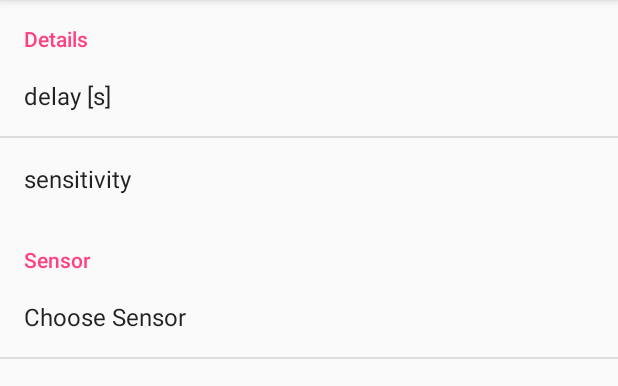
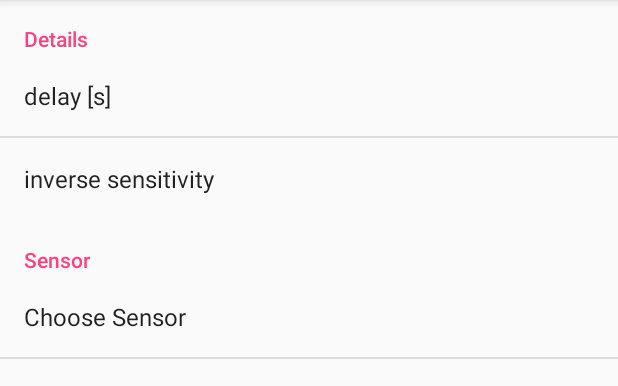
Before and after one commit to lucidBrot/rogerReloaded, an Android app: the screen it shows after launch (SettingActivity), in the options menu, after a tap on "settings", on a phone screen of 412 x 824 dp, the part 84-470 px from its top. Run offline under Robolectric (Android 15) with nearby library versions, the phone set to English and light mode, and no system bars.

Commit message:
preferences seem to work now

```diff
--- a/VS_minker_AntiTheftAlarm2/app/src/main/java/ch/ethz/inf/vs/a1/minker/antitheft/MainActivity.java
+++ b/VS_minker_AntiTheftAlarm2/app/src/main/java/ch/ethz/inf/vs/a1/minker/antitheft/MainActivity.java
@@ -48,6 +48,7 @@ public class MainActivity extends AppCompatActivity {
             // need to set preference if sensor not yet set
             SharedPreferences.Editor sped = sp.edit();
             sped.putString(getString(R.string.key_SENSOR_LIST), String.valueOf(SENSOR_DEFAULT));
+            Log.d("f", "set sensor back to default.");
             sped.apply();
         } // else { // it's already set. great.
 
--- a/VS_minker_AntiTheftAlarm2/app/src/main/java/ch/ethz/inf/vs/a1/minker/antitheft/movement_detector/SpikeMovementDetector.java
+++ b/VS_minker_AntiTheftAlarm2/app/src/main/java/ch/ethz/inf/vs/a1/minker/antitheft/movement_detector/SpikeMovementDetector.java
@@ -24,6 +24,8 @@ public class SpikeMovementDetector extends AbstractMovementDetector {
 
         SharedPreferences sp = MainActivity.appcontext.getSharedPreferences(MainActivity.appcontext.getString(R.string.sharedprefs), Context.MODE_PRIVATE);
         int sensor = Integer.valueOf(sp.getString(MainActivity.appcontext.getString(R.string.key_SENSOR_LIST), String.valueOf(MainActivity.SENSOR_DEFAULT)));
+        sensor = Integer.parseInt(sp.getString(MainActivity.appcontext.getString(R.string.key_SENSOR_LIST), "-1"));
+        if(sensor == -1) {Log.d("f", "why is this shit not set!?");} // else {Log.d("f", "doAlarmLogic: sensor is "+String.valueOf(sensor));}
         if (sensor == MainActivity.SENSOR_MINE) {
 
             // own sensor implementation
--- a/VS_minker_AntiTheftAlarm2/app/src/main/res/values/strings.xml
+++ b/VS_minker_AntiTheftAlarm2/app/src/main/res/values/strings.xml
@@ -8,7 +8,7 @@
     <string name="one">One</string>
     <string name="sharedprefs">sharedprefs</string>
     <string name="delay">delay [s]</string>
-    <string name="sensitivity">sensitivity</string>
+    <string name="sensitivity">inverse sensitivity</string>
     <string name="key_sensitivity">sensitivity</string>
     <string name="key_delay">delay</string>
     <string name="defaultDelay">2</string>
--- a/VS_minker_AntiTheftAlarm2/app/src/main/res/xml/preferences.xml
+++ b/VS_minker_AntiTheftAlarm2/app/src/main/res/xml/preferences.xml
@@ -10,6 +10,7 @@
                         android:key="@string/key_sensitivity"
                         android:title="@string/sensitivity" />
     </PreferenceCategory>
+
     <PreferenceCategory android:title="Sensor">
         <ListPreference android:key="@string/key_SENSOR_LIST"
                         android:title="Choose Sensor"
```
Also changed, not shown: VS_minker_AntiTheftAlarm2/app/src/main/java/ch/ethz/inf/vs/a1/minker/antitheft/AntiTheftService.java (+10 -4 lines).
